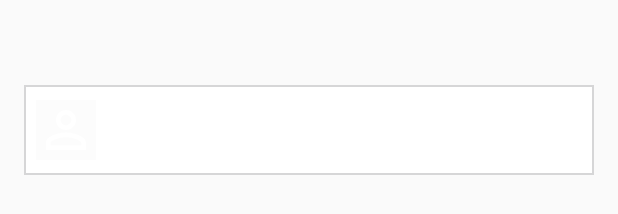
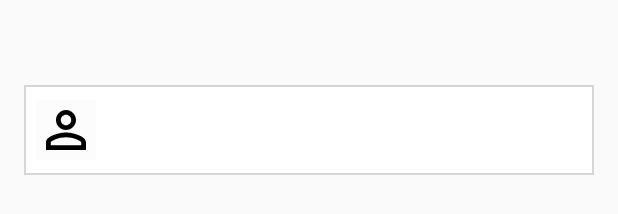
Before and after one commit to novad/Empatica-Caregiver-Calendar, an Android app: the layout caregiver_details.xml on its own in the app's theme, with its tools: preview values and no code run, on a phone screen of 412 x 824 dp. Shown: the part 491-705 px from the top of the screen. Run offline under Robolectric (Android 15) with nearby library versions, the phone set to English and light mode, and no system bars; network calls fail.

Commit message:
New drawables

```diff
--- /dev/null
+++ b/app/src/main/res/drawable/ic_delete_forever_white_24dp.xml
@@ -0,0 +1,5 @@
+<vector android:height="24dp" android:tint="#FFFFFF"
+    android:viewportHeight="24.0" android:viewportWidth="24.0"
+    android:width="24dp" xmlns:android="http://schemas.android.com/apk/res/android">
+    <path android:fillColor="#FF000000" android:pathData="M6,19c0,1.1 0.9,2 2,2h8c1.1,0 2,-0.9 2,-2L18,7L6,7v12zM8.46,11.88l1.41,-1.41L12,12.59l2.12,-2.12 1.41,1.41L13.41,14l2.12,2.12 -1.41,1.41L12,15.41l-2.12,2.12 -1.41,-1.41L10.59,14l-2.13,-2.12zM15.5,4l-1,-1h-5l-1,1L5,4v2h14L19,4z"/>
+</vector>
--- a/app/src/main/res/drawable/ic_person_outline_white_24dp.xml
+++ b/app/src/main/res/drawable/ic_person_outline_white_24dp.xml
@@ -1,4 +1,4 @@
-<vector android:height="24dp" android:tint="#FFFFFF"
+<vector android:height="24dp" android:tint="#000000"
     android:viewportHeight="24.0" android:viewportWidth="24.0"
     android:width="24dp" xmlns:android="http://schemas.android.com/apk/res/android">
     <path android:fillColor="#FF000000" android:pathData="M12,5.9c1.16,0 2.1,0.94 2.1,2.1s-0.94,2.1 -2.1,2.1S9.9,9.16 9.9,8s0.94,-2.1 2.1,-2.1m0,9c2.97,0 6.1,1.46 6.1,2.1v1.1L5.9,18.1L5.9,17c0,-0.64 3.13,-2.1 6.1,-2.1M12,4C9.79,4 8,5.79 8,8s1.79,4 4,4 4,-1.79 4,-4 -1.79,-4 -4,-4zM12,13c-2.67,0 -8,1.34 -8,4v3h16v-3c0,-2.66 -5.33,-4 -8,-4z"/>
```
